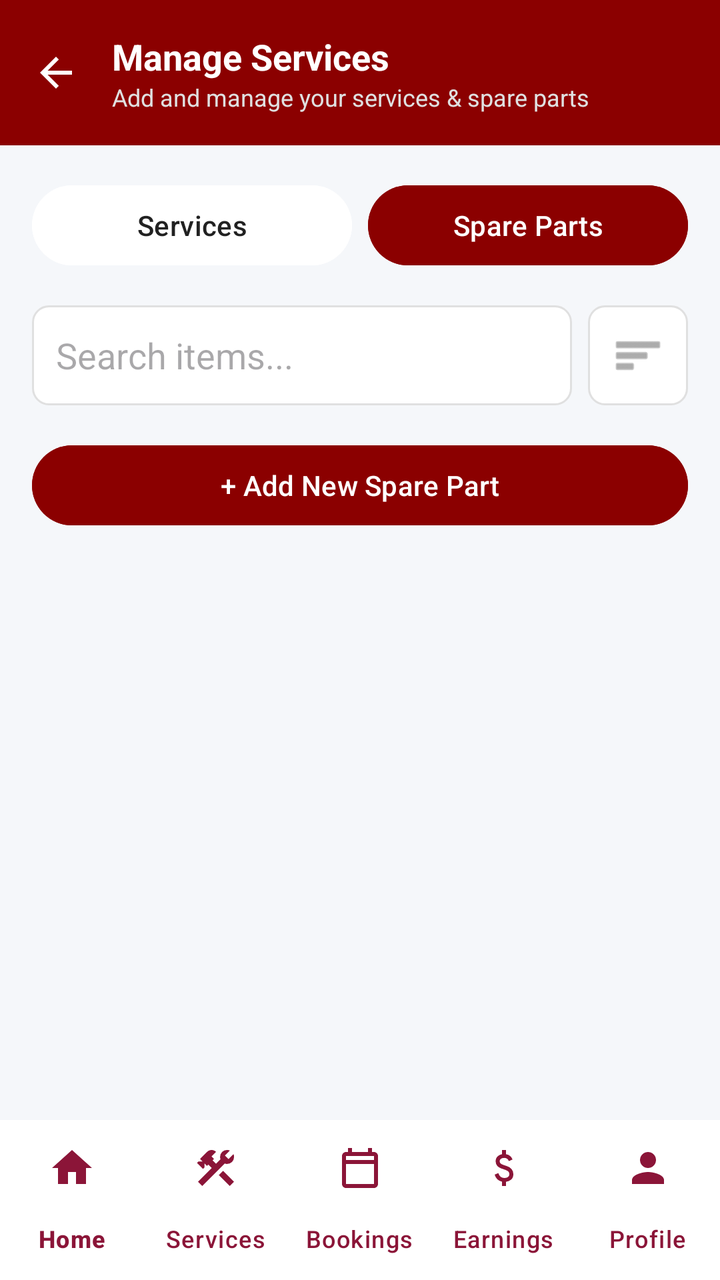
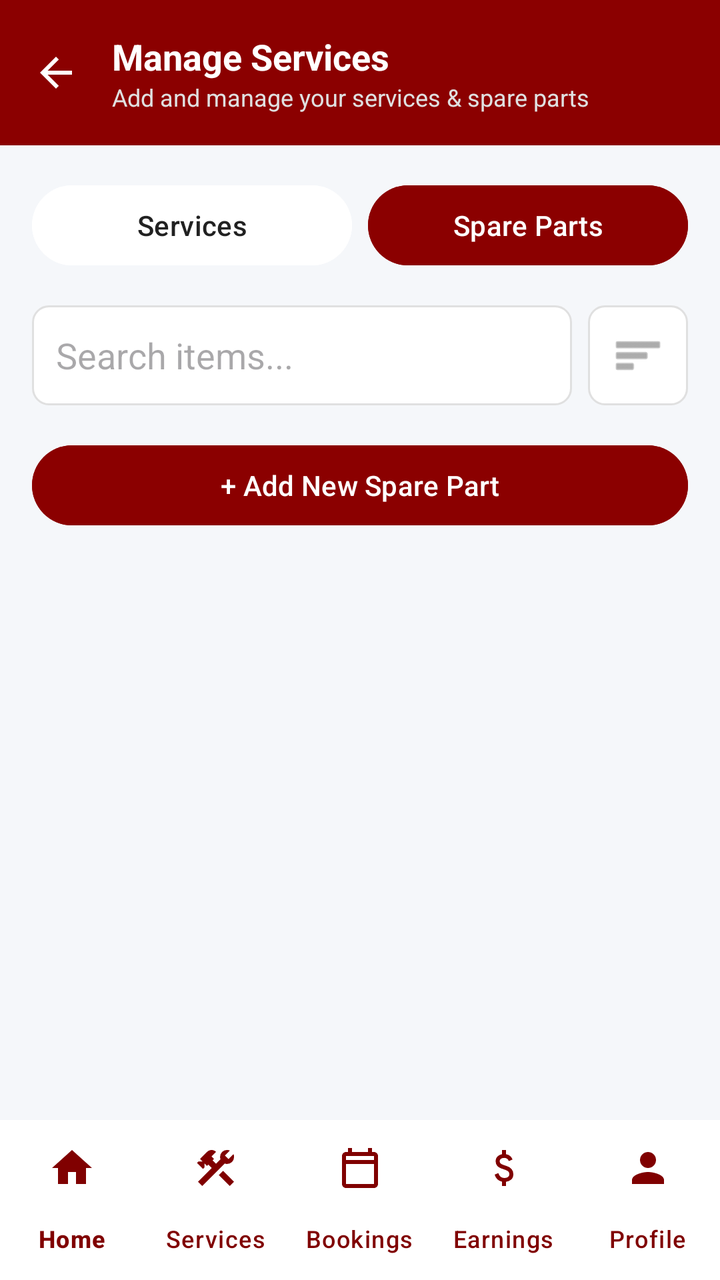

Compare the two renders of this Android layout. The source of the first and the diff that turns it into the second are given below.
<!-- AndroidManifest.xml: application theme Theme.SemesterProject -->
<!-- res/layout/activity_manage_services.xml -->
<?xml version="1.0" encoding="utf-8"?>
<androidx.constraintlayout.widget.ConstraintLayout
    xmlns:android="http://schemas.android.com/apk/res/android"
    xmlns:app="http://schemas.android.com/apk/res-auto"
    xmlns:tools="http://schemas.android.com/tools"
    android:layout_width="match_parent"
    android:layout_height="match_parent"
    android:background="@color/background_gray"
    android:id="@+id/main"
    tools:context=".provider.ui.ManageServicesActivity">

    
    <LinearLayout
        android:id="@+id/header"
        android:layout_width="match_parent"
        android:layout_height="wrap_content"
        android:background="@color/primary_maroon"
        android:padding="16dp"
        android:gravity="center_vertical"
        app:layout_constraintTop_toTopOf="parent">

        <ImageView
            android:id="@+id/btnBack"
            android:layout_width="24dp"
            android:layout_height="24dp"
            android:src="@drawable/ic_arrow_back"
            app:tint="@color/white"/>

        <LinearLayout
            android:layout_width="match_parent"
            android:layout_height="wrap_content"
            android:layout_marginStart="16dp"
            android:orientation="vertical">
            <TextView
                android:layout_width="wrap_content"
                android:layout_height="wrap_content"
                android:text="@string/manage_services_title"
                android:textColor="@color/white"
                android:textSize="18sp"
                android:textStyle="bold"/>
            <TextView
                android:layout_width="wrap_content"
                android:layout_height="wrap_content"
                android:text="@string/manage_services_subtitle"
                android:textColor="@color/text_light_gray"
                android:textSize="12sp"/>
        </LinearLayout>
    </LinearLayout>

    
    <LinearLayout
        android:layout_width="match_parent"
        android:layout_height="0dp"
        android:orientation="vertical"
        app:layout_constraintTop_toBottomOf="@id/header"
        app:layout_constraintBottom_toTopOf="@id/providerBottomNav">

        
        <LinearLayout
            android:layout_width="match_parent"
            android:layout_height="wrap_content"
            android:orientation="horizontal"
            android:padding="16dp">

            <Button
                android:id="@+id/btnTabServices"
                android:layout_width="0dp"
                android:layout_height="wrap_content"
                android:layout_weight="1"
                android:text="@string/services_tab"
                android:backgroundTint="@color/white"
                android:textColor="@color/text_dark"/>

            <Button
                android:id="@+id/btnTabParts"
                android:layout_width="0dp"
                android:layout_height="wrap_content"
                android:layout_weight="1"
                android:layout_marginStart="8dp"
                android:text="@string/spare_parts_tab"
                android:backgroundTint="@color/primary_maroon"
                android:textColor="@color/white"/>
        </LinearLayout>

        
        <LinearLayout
            android:layout_width="match_parent"
            android:layout_height="wrap_content"
            android:paddingHorizontal="16dp"
            android:orientation="horizontal">

            <EditText
                android:layout_width="0dp"
                android:layout_height="50dp"
                android:layout_weight="1"
                android:background="@drawable/bg_white_rounded"
                android:hint="@string/search_items_hint"
                android:paddingStart="12dp" />

            
            <ImageView
                android:layout_width="50dp"
                android:layout_height="50dp"
                android:src="@android:drawable/ic_menu_sort_by_size"
                android:background="@drawable/bg_white_rounded"
                android:layout_marginStart="8dp"
                android:padding="12dp"
                app:tint="@color/text_gray"/>
        </LinearLayout>

        
        <Button
            android:id="@+id/btnAddNew"
            android:layout_width="match_parent"
            android:layout_height="wrap_content"
            android:layout_margin="16dp"
            android:backgroundTint="@color/primary_maroon"
            android:text="@string/add_new_spare_part_button"/>

        
        <androidx.recyclerview.widget.RecyclerView
            android:id="@+id/recyclerView"
            android:layout_width="match_parent"
            android:layout_height="match_parent"
            android:paddingHorizontal="16dp"
            android:clipToPadding="false"
            android:paddingBottom="16dp"/>

    </LinearLayout>

    <com.google.android.material.bottomnavigation.BottomNavigationView
        android:id="@+id/providerBottomNav"
        android:layout_width="match_parent"
        android:layout_height="wrap_content"
        android:background="#FFFFFF"
        app:menu="@menu/provider_bottom_nav_menu"
        app:labelVisibilityMode="labeled"
        app:itemIconTint="@color/app_color"
        app:itemTextColor="@color/app_color"
        app:layout_constraintBottom_toBottomOf="parent"
        app:layout_constraintStart_toStartOf="parent"
        app:layout_constraintEnd_toEndOf="parent"/>


</androidx.constraintlayout.widget.ConstraintLayout>
<!-- resources referenced by this layout -->
<resources>
  <color name="app_color">#8B1538</color>
  <color name="background_gray">#F5F7FA</color>
  <color name="primary_maroon">#8B0000</color>
  <color name="text_dark">#212121</color>
  <color name="text_gray">#757575</color>
  <color name="text_light_gray">#E0E0E0</color>
  <color name="white">#FFFFFFFF</color>
  <!-- drawable bg_white_rounded (drawable) -->
  <?xml version="1.0" encoding="utf-8"?>
  <shape xmlns:android="http://schemas.android.com/apk/res/android">
      <solid android:color="#FFFFFF" />
      <corners android:radius="8dp" />
      <stroke android:width="1dp" android:color="#E0E0E0"/> 
  </shape>
  <!-- drawable ic_arrow_back (drawable) -->
  <vector xmlns:android="http://schemas.android.com/apk/res/android"
      android:width="24dp"
      android:height="24dp"
      android:viewportWidth="24"
      android:viewportHeight="24">
      <path
          android:fillColor="#FFFFFF"
          android:pathData="M20,11H7.83l5.59,-5.59L12,4l-8,8 8,8 1.41,-1.41L7.83,13H20v-2z"/>
  </vector>
  <string name="add_new_spare_part_button">+ Add New Spare Part</string>
  <string name="manage_services_subtitle">Add and manage your services &amp; spare parts</string>
  <string name="manage_services_title">Manage Services</string>
  <string name="search_items_hint">Search items...</string>
  <string name="services_tab">Services</string>
  <string name="spare_parts_tab">Spare Parts</string>
  <style name="Theme.SemesterProject" parent="Base.Theme.SemesterProject" />
  <style name="Base.Theme.SemesterProject" parent="Theme.Material3.DayNight.NoActionBar">
          
          
      </style>
</resources>

<!-- the commit's change to res/layout/activity_manage_services.xml (unified diff, before → after) -->
@@ -114,6 +114,7 @@
             android:layout_width="match_parent"
             android:layout_height="wrap_content"
             android:layout_margin="16dp"
+            android:textColor="@color/white"
             android:backgroundTint="@color/primary_maroon"
             android:text="@string/add_new_spare_part_button"/>
 
<!-- resource entries referenced after the edit -->
@@ -1,6 +1,6 @@
 <!-- resources referenced by this layout -->
 <resources>
-  <color name="app_color">#8B1538</color>
+  <color name="app_color">#800000</color>
   <color name="background_gray">#F5F7FA</color>
   <color name="primary_maroon">#8B0000</color>
   <color name="text_dark">#212121</color>
